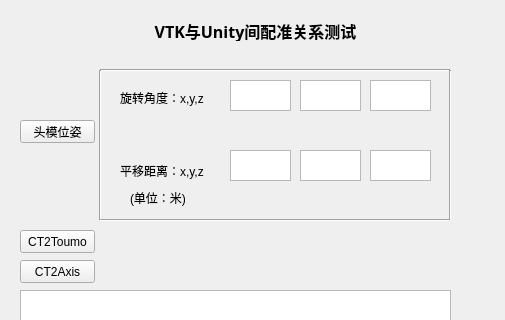
Qt form registration.ui (chenying6/registration-VTK-implementation) before a commit; both pictures show x 0 to 505 and y 0 to 320 of the 922 by 495 pixel window.
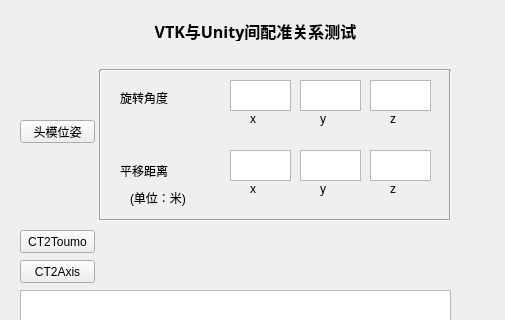
The same form after that commit. Custom widgets are drawn as their Qt base class.

Commit message: adjust the interface and show debug information on the UI

```diff
--- a/registration.ui
+++ b/registration.ui
@@ -62,7 +62,7 @@
     </rect>
    </property>
    <property name="text">
-    <string>旋转角度：x,y,z</string>
+    <string>旋转角度</string>
    </property>
   </widget>
   <widget class="QLabel" name="label_2">
@@ -75,7 +75,7 @@
     </rect>
    </property>
    <property name="text">
-    <string>平移距离：x,y,z</string>
+    <string>平移距离</string>
    </property>
   </widget>
   <widget class="QLabel" name="label_3">
@@ -267,6 +267,84 @@
     </rect>
    </property>
   </widget>
+  <widget class="QLabel" name="label_5">
+   <property name="geometry">
+    <rect>
+     <x>250</x>
+     <y>110</y>
+     <width>21</width>
+     <height>18</height>
+    </rect>
+   </property>
+   <property name="text">
+    <string>x</string>
+   </property>
+  </widget>
+  <widget class="QLabel" name="label_6">
+   <property name="geometry">
+    <rect>
+     <x>320</x>
+     <y>110</y>
+     <width>21</width>
+     <height>18</height>
+    </rect>
+   </property>
+   <property name="text">
+    <string>y</string>
+   </property>
+  </widget>
+  <widget class="QLabel" name="label_7">
+   <property name="geometry">
+    <rect>
+     <x>390</x>
+     <y>110</y>
+     <width>21</width>
+     <height>18</height>
+    </rect>
+   </property>
+   <property name="text">
+    <string>z</string>
+   </property>
+  </widget>
+  <widget class="QLabel" name="label_8">
+   <property name="geometry">
+    <rect>
+     <x>250</x>
+     <y>180</y>
+     <width>21</width>
+     <height>18</height>
+    </rect>
+   </property>
+   <property name="text">
+    <string>x</string>
+   </property>
+  </widget>
+  <widget class="QLabel" name="label_9">
+   <property name="geometry">
+    <rect>
+     <x>320</x>
+     <y>180</y>
+     <width>21</width>
+     <height>18</height>
+    </rect>
+   </property>
+   <property name="text">
+    <string>y</string>
+   </property>
+  </widget>
+  <widget class="QLabel" name="label_10">
+   <property name="geometry">
+    <rect>
+     <x>390</x>
+     <y>180</y>
+     <width>21</width>
+     <height>18</height>
+    </rect>
+   </property>
+   <property name="text">
+    <string>z</string>
+   </property>
+  </widget>
  </widget>
  <customwidgets>
   <customwidget>
```
The commit also changes 2 other files.
